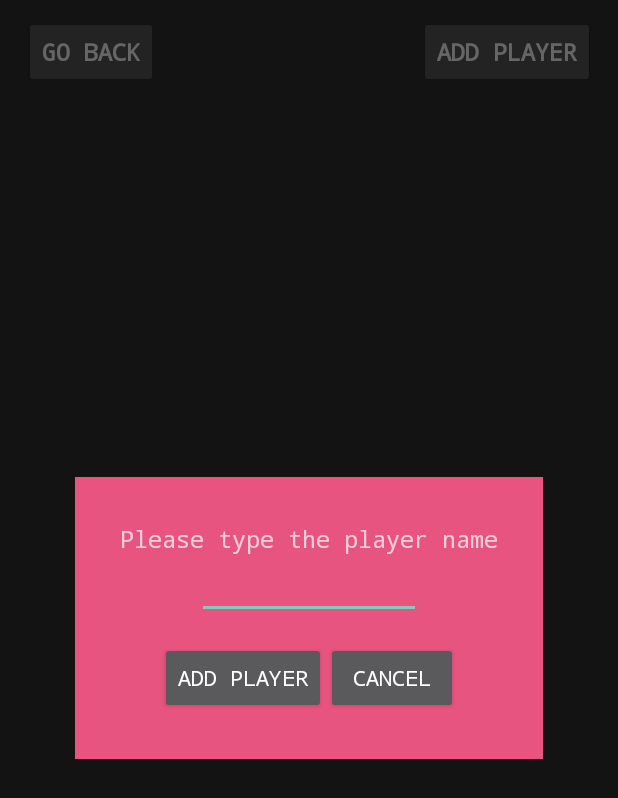
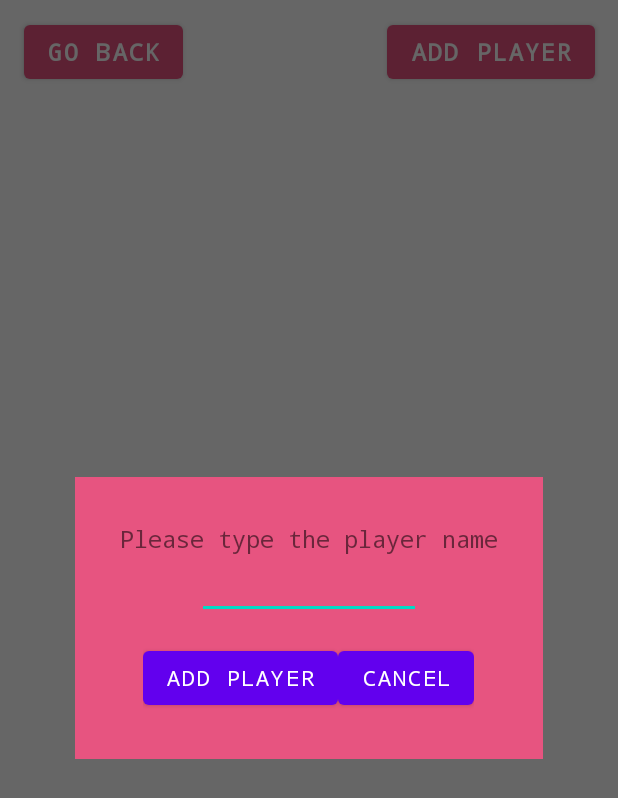
Before and after one commit to irnkwon/tic-tac-toe, an Android app: the SelectPlayerActivity screen opened directly, with no data from a screen before it, after a tap on "ADD PLAYER", on a phone screen of 412 x 824 dp. Shown: the top 798 px of the screen. Run offline under Robolectric (Android 15) with nearby library versions, the light colour scheme and no system bars.

Commit message:
Added material design

```diff
--- a/app/build.gradle
+++ b/app/build.gradle
@@ -28,4 +28,5 @@ dependencies {
     androidTestImplementation 'androidx.test.espresso:espresso-core:3.2.0'
     implementation 'com.android.support:cardview-v7:28.0.0'
     implementation 'com.android.support:recyclerview-v7:28.0.0'
+    implementation 'com.android.support:design:28.0.0'
 }
--- a/app/src/main/res/layout/add_player.xml
+++ b/app/src/main/res/layout/add_player.xml
@@ -8,6 +8,7 @@
 -->
 
 <LinearLayout xmlns:android="http://schemas.android.com/apk/res/android"
+    xmlns:app="http://schemas.android.com/apk/res-auto"
     style="@style/PopupTheme"
     android:id="@+id/playerAddContainer"
     android:background="@color/pink">
--- a/app/src/main/res/values/styles.xml
+++ b/app/src/main/res/values/styles.xml
@@ -11,13 +11,12 @@
     <!--
         Landing theme
     -->
-    <style name="AppTheme" parent="Theme.AppCompat.NoActionBar">
-        <item name="background">@color/white</item>
+    <style name="AppTheme" parent="Theme.MaterialComponents.Light.NoActionBar">
         <item name="android:layout_width">match_parent</item>
         <item name="android:layout_height">match_parent</item>
     </style>
 
-    <style name="AppTheme.H" parent="Theme.AppCompat.NoActionBar">
+    <style name="AppTheme.H" parent="Theme.MaterialComponents.Light.NoActionBar">
         <item name="android:gravity">center</item>
     </style>
 
@@ -29,11 +28,10 @@
         <item name="android:layout_above">@id/btnStartGame</item>
     </style>
 
-    <style name="Buttons">
-        <item name="android:layout_width">300dp</item>
-        <item name="android:layout_height">60dp</item>
-        <item name="background">@color/pink</item>
-        <item name="android:textColor">@color/white</item>
+    <style name="Buttons" parent="Widget.MaterialComponents.Button">
+        <item name="backgroundTint">@color/pink</item>
+        <item name="android:layout_width">270dp</item>
+        <item name="android:layout_height">65dp</item>
         <item name="android:textSize">16sp</item>
         <item name="android:layout_centerInParent">true</item>
         <item name="fontFamily">monospace</item>
```
